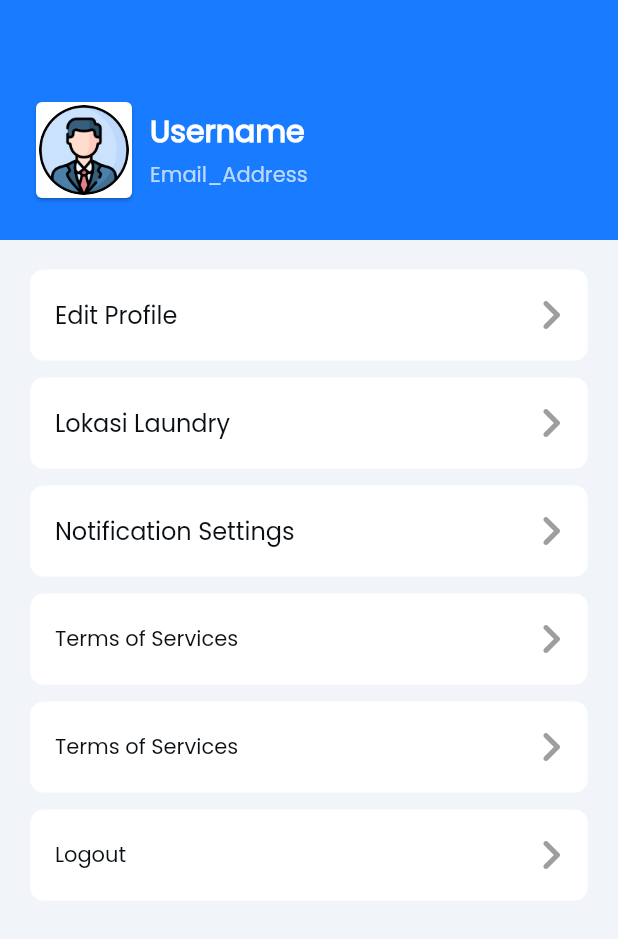
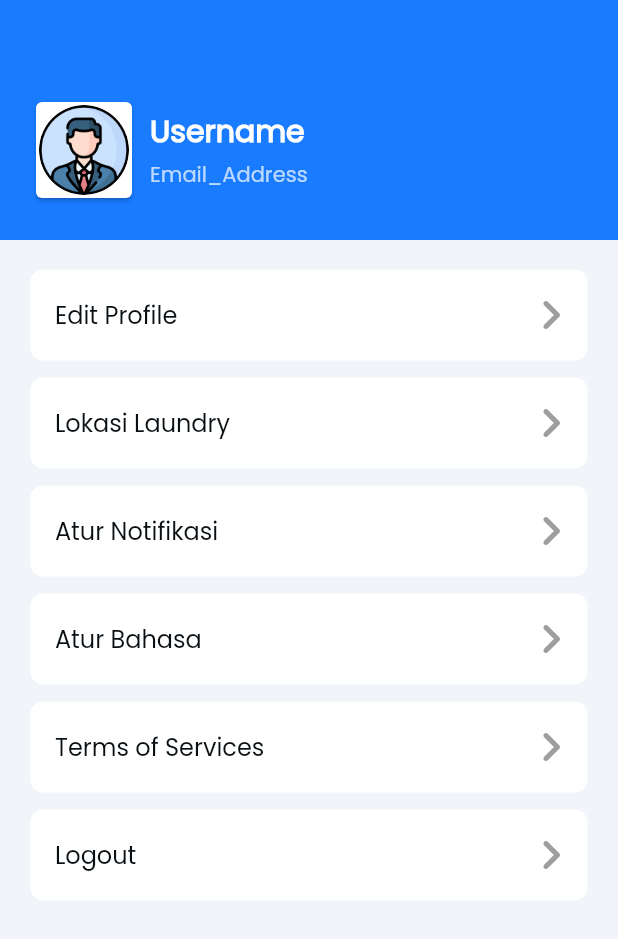
Before and after one commit to NaufalR23/PBM-A11, a Flutter app: the ProfilWidget screen opened directly, on a phone screen of 412 x 824 dp. Shown: the top 939 px of the screen. Run offline on Flutter 3.47's test engine with Material 2 defaults, Android fonts, the phone set to English and light mode, and no system bars; our stand-ins replace firebase_auth, firebase_core, font_awesome_flutter, google_fonts, google_maps_flutter, image_picker and 2 more; missing offline and left inert: dart:ffi; accounts and stored records are empty.

Commit message:
Add files via upload

```diff
--- a/lib/profil.dart
+++ b/lib/profil.dart
@@ -51,9 +51,9 @@ class _ProfilWidgetState extends State<ProfilWidget> {
                         width: 60,
                         height: 60,
                         clipBehavior: Clip.antiAlias,
-                          decoration: BoxDecoration(
-                            shape: BoxShape.circle,
-                          ),
+                        decoration: BoxDecoration(
+                          shape: BoxShape.circle,
+                        ),
                         child: Image.asset(
                           "assets/images/profile.png",
                         ),
@@ -257,7 +257,7 @@ class _ProfilWidgetState extends State<ProfilWidget> {
                         mainAxisAlignment: MainAxisAlignment.spaceBetween,
                         children: [
                           Text(
-                            'Notification Settings',
+                            'Atur Notifikasi',
                             style: TextStyle(
                               fontFamily: 'Poppins',
                               color: Color(0xFF090F13),
@@ -322,11 +322,11 @@ class _ProfilWidgetState extends State<ProfilWidget> {
                         mainAxisAlignment: MainAxisAlignment.spaceBetween,
                         children: [
                           Text(
-                            'Terms of Services',
+                            'Atur Bahasa',
                             style: TextStyle(
                               fontFamily: 'Poppins',
                               color: Color(0xFF090F13),
-                              fontSize: 14,
+                              fontSize: 16,
                               fontWeight: FontWeight.normal,
                             ),
                           ),
@@ -391,7 +391,7 @@ class _ProfilWidgetState extends State<ProfilWidget> {
                             style: TextStyle(
                               fontFamily: 'Poppins',
                               color: Color(0xFF090F13),
-                              fontSize: 14,
+                              fontSize: 16,
                               fontWeight: FontWeight.normal,
                             ),
                           ),
@@ -456,7 +456,7 @@ class _ProfilWidgetState extends State<ProfilWidget> {
                             style: TextStyle(
                               fontFamily: 'Poppins',
                               color: Color(0xFF090F13),
-                              fontSize: 14,
+                              fontSize: 16,
                               fontWeight: FontWeight.normal,
                             ),
                           ),
```
